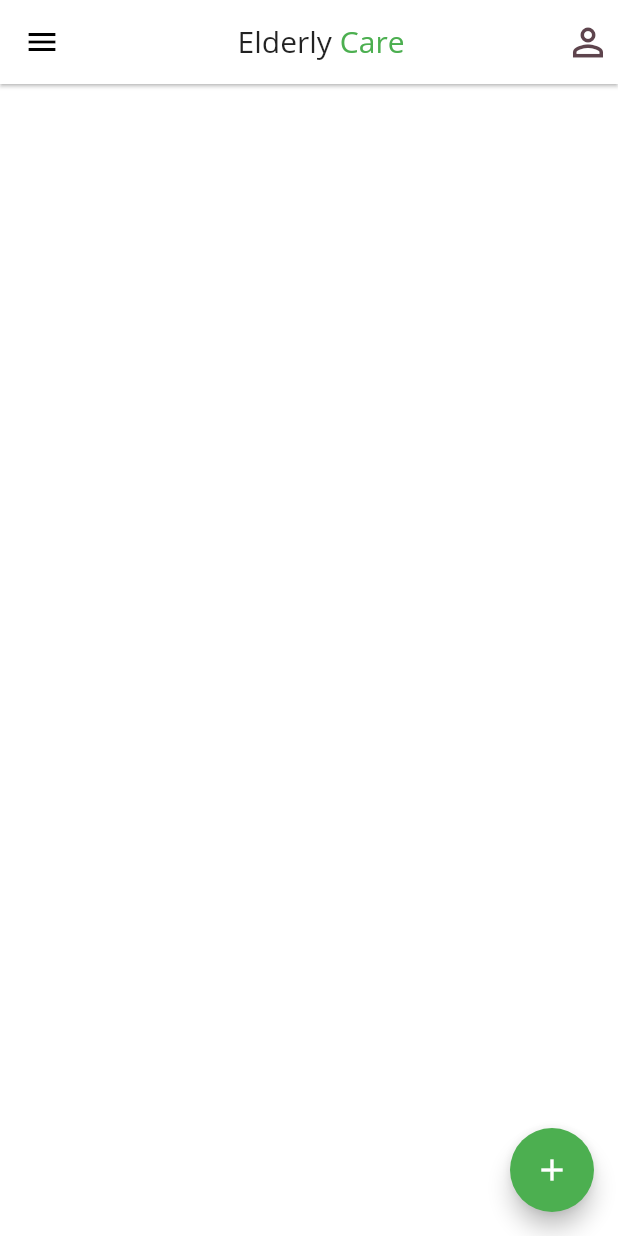
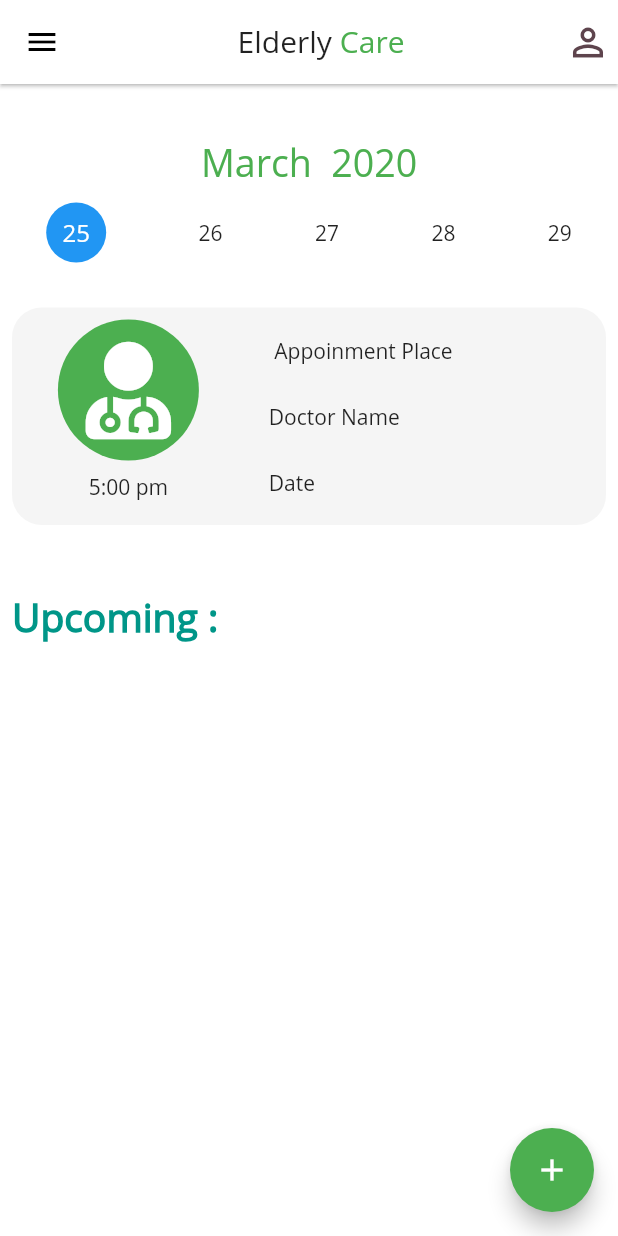
Before and after one commit to adarshbalu/elderly_app, a Flutter app: the AppoinmentReminder screen opened by its route, on a phone screen of 412 x 824 dp. Run offline on Flutter 3.47's test engine with Material 2 defaults, Android fonts, the phone set to English and light mode, and no system bars; our stand-ins replace cloud_firestore, connectivity, firebase_auth, flutter_signin_button, flutter_spinkit, font_awesome_flutter and 8 more; missing offline and left inert: firebase_ml_vision, flutter_android, flutter_material_pickers, flutter_sms, mlkit, sms and 1 more; accounts and stored records are empty.

Commit message:
proceeding with appoinment reminder screen ui updates

```diff
--- a/lib/screens/appoinment_reminder_screen.dart
+++ b/lib/screens/appoinment_reminder_screen.dart
@@ -3,7 +3,10 @@ import 'package:elderly_app/others/database_helper.dart';
 import 'package:elderly_app/screens/appoinment_detail_screen.dart';
 import 'package:elderly_app/screens/profile_screen.dart';
 import 'package:elderly_app/widgets/app_default.dart';
+import 'package:flutter/cupertino.dart';
 import 'package:flutter/material.dart';
+import 'package:font_awesome_flutter/font_awesome_flutter.dart';
+import 'package:intl/intl.dart';
 import 'package:sqflite/sqflite.dart';
 
 class AppoinmentReminder extends StatefulWidget {
@@ -20,6 +23,82 @@ class _AppoinmentReminderState extends State<AppoinmentReminder> {
   int count = 0;
   int tempDay, tempMonth, tempYear, tempHour, tempMinute;
 
+  DateTime dateTime = DateTime.now();
+  String year = DateTime.now().year.toString();
+  String month = '';
+  Map<int, String> months = {
+    1: 'January',
+    2: 'February',
+    3: 'March',
+    4: 'April',
+    5: 'May',
+    6: 'June',
+    7: 'July',
+    8: 'August',
+    9: 'September',
+    10: 'October',
+    11: 'November',
+    12: 'December',
+  };
+
+  getMonth() {
+    int monthDay = dateTime.month;
+    month = months[monthDay];
+  }
+
+  @override
+  void initState() {
+    getMonth();
+    getTextWidgets();
+    super.initState();
+  }
+
+  List<Widget> textWidgets = [];
+
+  getTextWidgets() {
+    int month = dateTime.month;
+    int year = dateTime.year;
+    int day = dateTime.day;
+    int endDay;
+    if (month == 1 ||
+        month == 3 ||
+        month == 5 ||
+        month == 7 ||
+        month == 8 ||
+        month == 12 ||
+        month == 10) {
+      endDay = 31;
+    } else if (month == 2) {
+      if (year % 4 == 0)
+        endDay = 29;
+      else
+        endDay = 28;
+    } else {
+      endDay = 30;
+    }
+    Widget today = CircleAvatar(
+      child: Text(
+        day.toString(),
+        style: TextStyle(
+          color: Colors.white,
+        ),
+      ),
+      backgroundColor: Colors.blue,
+    );
+    int start = 1;
+    for (var i = day; i <= day + 4; i++) {
+      if (i > endDay) {
+        textWidgets.add(Text(start.toString()));
+        start++;
+      } else {
+        if (i == day)
+          textWidgets.add(today);
+        else
+          textWidgets.add(Text(i.toString()));
+      }
+    }
+  }
+
   @override
   Widget build(BuildContext context) {
     if (appoinmentList == null) {
@@ -27,7 +106,108 @@ class _AppoinmentReminderState extends State<AppoinmentReminder> {
       updateListView();
     }
     return Scaffold(
-      body: getAppoinmentListView(),
+      body: ListView(
+        children: <Widget>[
+          SizedBox(
+            height: 35,
+          ),
+          Text(
+            month + '  ' + year,
+            textAlign: TextAlign.center,
+            style: TextStyle(fontSize: 25, color: Colors.green),
+          ),
+          SizedBox(
+            height: 10,
+          ),
+          Row(
+              mainAxisAlignment: MainAxisAlignment.spaceAround,
+              children: textWidgets),
+          SizedBox(
+            height: 20,
+          ),
+//          Text(
+//            'No appoinment today',
+//            textAlign: TextAlign.center,
+//          ),
+          Container(
+            margin: EdgeInsets.fromLTRB(8, 10, 8, 10),
+            padding: EdgeInsets.fromLTRB(4, 8, 4, 8),
+            decoration: BoxDecoration(
+              color: Color(0xfff5f5f5),
+              borderRadius: BorderRadius.circular(20),
+            ),
+            child: Row(
+              children: <Widget>[
+                Expanded(
+                  flex: 2,
+                  child: Column(
+                    children: <Widget>[
+                      CircleAvatar(
+                        backgroundColor: Colors.green,
+                        radius: 47,
+                        child: Icon(
+                          FontAwesomeIcons.userMd,
+                          size: 65,
+                          color: Colors.white,
+                        ),
+                      ),
+                      Padding(
+                        padding: const EdgeInsets.fromLTRB(0, 8.0, 0, 8),
+                        child: Text('5:00 pm'),
+                      ),
+                    ],
+                  ),
+                ),
+                SizedBox(
+                  width: 20,
+                ),
+                Expanded(
+                  flex: 3,
+                  child: Column(
+                    crossAxisAlignment: CrossAxisAlignment.start,
+                    mainAxisAlignment: MainAxisAlignment.spaceAround,
+                    children: <Widget>[
+                      Text(' Appoinment Place'),
+                      SizedBox(
+                        height: 25,
+                      ),
+                      Text('Doctor Name'),
+                      SizedBox(
+                        height: 25,
+                      ),
+                      Text('Date'),
+                    ],
+                  ),
+                )
+              ],
+            ),
+          ),
+          SizedBox(
+            height: 25,
+          ),
+          Padding(
+            padding: const EdgeInsets.fromLTRB(8.0, 8, 8, 20),
+            child: Text(
+              'Upcoming :',
+              style: TextStyle(
+                  color: Colors.teal,
+                  fontSize: 26,
+                  fontWeight: FontWeight.w800),
+            ),
+          ),
+          SizedBox(
+            height: 10,
+          ),
+          Container(
+            child: Row(
+              children: <Widget>[
+                Column(),
+                Column(),
+              ],
+            ),
+          )
+        ],
+      ),
       drawer: AppDrawer(),
       floatingActionButton: FloatingActionButton(
         child: Icon(
```
